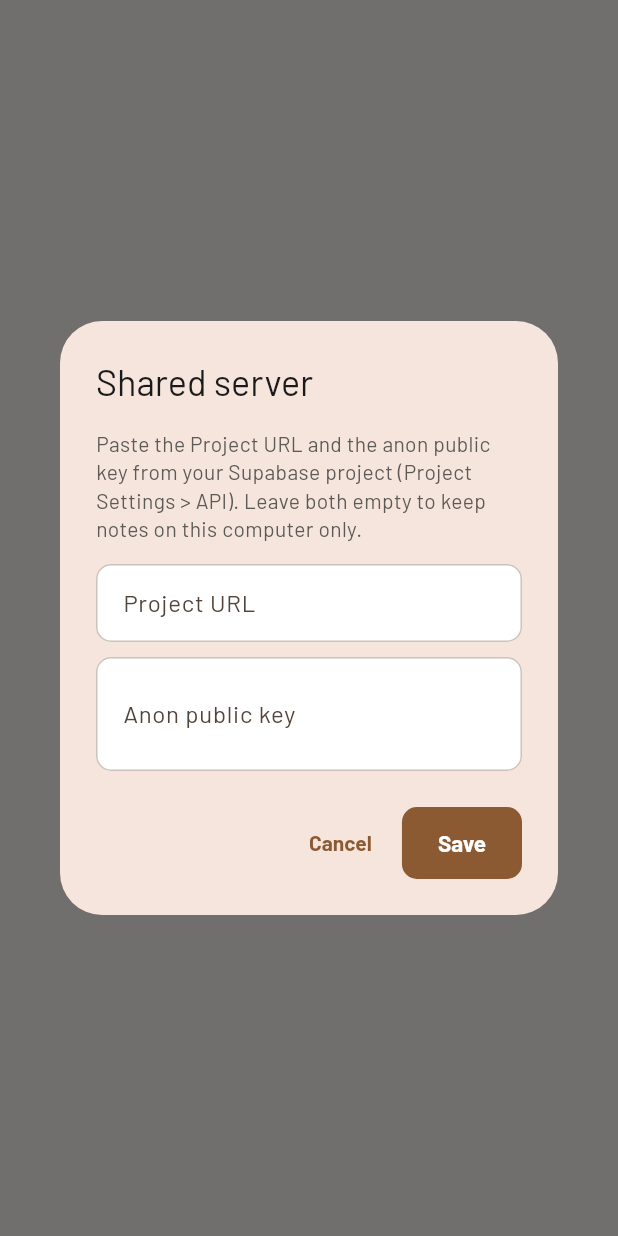
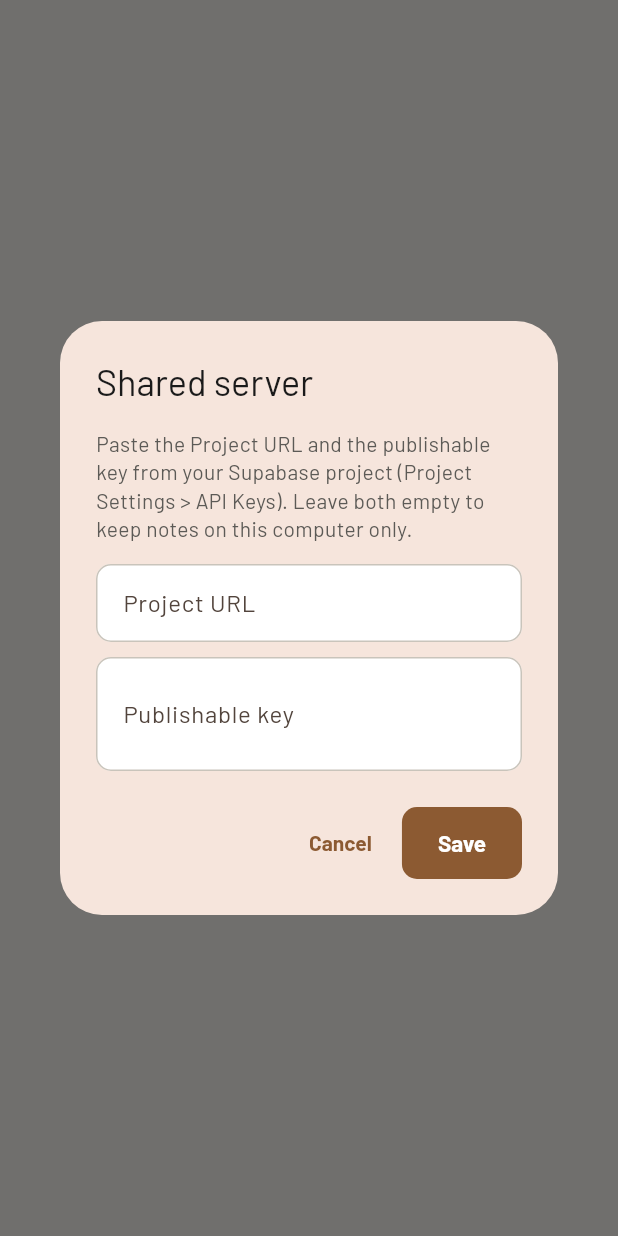
Before and after one commit to rady-radwan/Christman-Field-Notes, a Flutter app: what showServerSettings() shows on an empty page, opened directly, on a phone screen of 412 x 824 dp. Run offline on Flutter 3.47's test engine with Material 3 defaults, Android fonts, the phone set to English and light mode, and no system bars; our stand-ins replace image_picker, shared_preferences, supabase_flutter; accounts and stored records are empty.

Commit message:
Tidy analyzer notes, current Supabase key naming, docs
Co-Authored-By: Claude Opus 5.5 <noreply@anthropic.com>
Claude-Session: https://claude.ai/code/session_01Nv7agRyB5dWQA4q4Njyt4L

```diff
--- a/lib/data/supabase_repo.dart
+++ b/lib/data/supabase_repo.dart
@@ -24,7 +24,7 @@ class SupabaseRepo extends Repo {
   SupabaseClient get _db => Supabase.instance.client;
 
   static Future<SupabaseRepo> connect(String url, String anonKey) async {
-    await Supabase.initialize(url: url, anonKey: anonKey);
+    await Supabase.initialize(url: url, publishableKey: anonKey);
     return SupabaseRepo._(url);
   }
 
--- a/lib/editor/markup_editor.dart
+++ b/lib/editor/markup_editor.dart
@@ -1,5 +1,4 @@
 import 'dart:math' as math;
-import 'dart:typed_data';
 import 'dart:ui' as ui;
 
 import 'package:flutter/foundation.dart';
--- a/lib/screens/settings_screen.dart
+++ b/lib/screens/settings_screen.dart
@@ -20,14 +20,14 @@ Future<void> showServerSettings(BuildContext context) async {
         width: 420,
         child: Column(mainAxisSize: MainAxisSize.min, crossAxisAlignment: CrossAxisAlignment.start, children: [
           Text(
-            'Paste the Project URL and the anon public key from your Supabase project '
-            '(Project Settings > API). Leave both empty to keep notes on this computer only.',
+            'Paste the Project URL and the publishable key from your Supabase project '
+            '(Project Settings > API Keys). Leave both empty to keep notes on this computer only.',
             style: TextStyle(color: FnColors.of(ctx).muted, height: 1.35),
           ),
           const SizedBox(height: 14),
           TextField(controller: url, decoration: const InputDecoration(labelText: 'Project URL')),
           const SizedBox(height: 10),
-          TextField(controller: key, decoration: const InputDecoration(labelText: 'Anon public key'), maxLines: 2),
+          TextField(controller: key, decoration: const InputDecoration(labelText: 'Publishable key'), maxLines: 2),
         ]),
       ),
       actions: [
--- a/lib/util/dates.dart
+++ b/lib/util/dates.dart
@@ -55,7 +55,7 @@ class DateGroups {
 
   String range(DateGroup g) {
     String fmt(DateTime d) => '${_months[d.month - 1]} ${d.day}';
-    final yesterdayOf = (DateTime d) => d.subtract(const Duration(days: 1));
+    DateTime yesterdayOf(DateTime d) => d.subtract(const Duration(days: 1));
     switch (g) {
       case DateGroup.thisWeek:
         return '${fmt(thisWeekStart)} to ${fmt(today)}';
--- a/lib/widgets/photo_picker.dart
+++ b/lib/widgets/photo_picker.dart
@@ -1,5 +1,4 @@
 import 'dart:io';
-import 'dart:typed_data';
 
 import 'package:flutter/foundation.dart';
 import 'package:flutter/material.dart';
```
Also changed, not shown: 3 other files.
